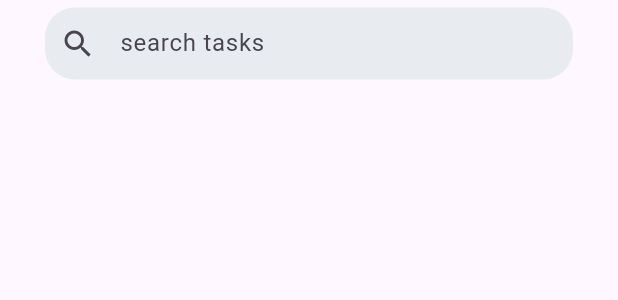
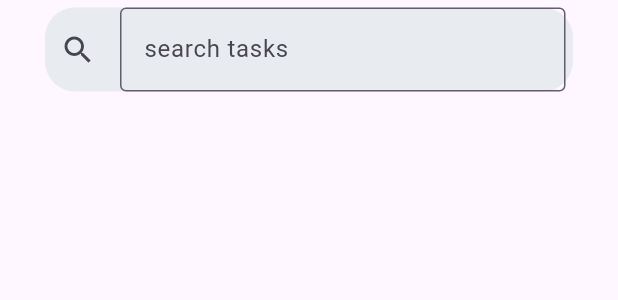
Before and after one commit to spectrox0/FlutterTemplate, a Flutter app: the AppInput widget shown alone on an empty page, opened directly, on a phone screen of 412 x 824 dp. Shown: the top 300 px of the screen. Run offline on Flutter 3.47's test engine with Material 2 defaults, Android fonts, the phone set to English and light mode, and no system bars.

Commit message:
feature: add dark and light theme , and layout

```diff
--- a/lib/main.dart
+++ b/lib/main.dart
@@ -17,7 +17,7 @@ class MyApp extends StatelessWidget {
       title: 'Flutter Demo',
       theme: lightTheme,
       darkTheme: darkTheme,
-      home: const HomePage(title: 'Flutter Demo Home Page'),
+      home: const HomePage(),
     );
   }
 }
--- a/lib/pages/home_page.dart
+++ b/lib/pages/home_page.dart
@@ -40,7 +40,8 @@ class _HomePageState extends State<HomePage> {
           // Here we take the value from the MyHomePage object that was created by
           // the App.build method, and use it to set our appbar title.
           title: Text("Home Page")),
-      body: Center(
+      body: SafeArea(
+        child: Center(
           // Center is a layout widget. It takes a single child and positions it
           // in the middle of the parent.
           child: Column(
@@ -69,6 +70,7 @@ class _HomePageState extends State<HomePage> {
             ],
           ),
         ),
+      ),
       floatingActionButton: FloatingActionButton(
         onPressed: _incrementCounter,
         tooltip: 'Increment',
--- a/lib/theme/dark_theme.dart
+++ b/lib/theme/dark_theme.dart
@@ -3,6 +3,13 @@ import 'package:flutter/material.dart';
 ThemeData darkTheme = ThemeData(
   brightness: Brightness.dark,
   useMaterial3: true,
+  appBarTheme: const AppBarTheme(
+    backgroundColor: Colors.black12,
+    foregroundColor: Colors.white,
+    elevation: 0,
+    iconTheme: IconThemeData(color: Colors.white),
+    titleTextStyle: TextStyle(color: Colors.white),
+  ),
   colorScheme: const ColorScheme.dark(
     primary: Colors.deepPurple,
     secondary: Colors.deepPurpleAccent,
--- a/lib/utils/colors.dart
+++ /dev/null
@@ -1,21 +0,0 @@
-import 'dart:ui';
-
-const lightTheme = {
-  'primary': Color(0xFFffffff),
-  'secondary': Color(0xFF4e68fd),
-  'yellow': Color(0xFFffd01f),
-  'grey': Color(0xFFd3d3d3),
-  'red': Color(0xFFff5774),
-  'text': Color(0xFF2e3056),
-  'background': Color(0xFFf5f5f5),
-};
-
-const darkTheme = {
-  'primary': Color(0xFF2e3056),
-  'secondary': Color(0xFF4e68fd),
-  'yellow': Color(0xFFffd01f),
-  'grey': Color(0xFFd3d3d3),
-  'red': Color(0xFFff5774),
-  'text': Color(0xFFffffff),
-  'background': Color(0xFF2e3056),
-};
--- a/lib/widgets/atoms/h3.dart
+++ b/lib/widgets/atoms/h3.dart
@@ -10,6 +10,8 @@ class AppH3Text extends StatelessWidget {
   @override
   Widget build(BuildContext context) => Text(text,
       style: const TextStyle(
-          color: Colors.black, fontSize: 22.0, fontWeight: FontWeight.w500),
+          color: Theme.of(context).colorScheme.primary,
+          fontSize: 22.0,
+          fontWeight: FontWeight.w500),
       textAlign: align);
 }
--- a/lib/widgets/atoms/input.dart
+++ b/lib/widgets/atoms/input.dart
@@ -18,7 +18,12 @@ class AppInput extends StatelessWidget {
           ),
           child: TextField(
             decoration: InputDecoration(
-              border: InputBorder.none,
+              enabledBorder: OutlineInputBorder(
+                  borderSide: BorderSide(
+                      color: Theme.of(context).colorScheme.secondary)),
+              focusedBorder: const OutlineInputBorder(
+                borderSide: BorderSide(color: Colors.white),
+              ),
               hintText: placeholder,
               icon: icon,
             ),
--- a/lib/widgets/organisms/header.dart
+++ b/lib/widgets/organisms/header.dart
@@ -1,5 +1,4 @@
 import 'package:flutter/material.dart';
-import '../../utils/colors.dart' as app_colors;
 import '../atoms/input.dart';
 import '../atoms/h2.dart';
 
@@ -30,11 +29,11 @@ class AppHeader extends StatelessWidget {
                 ),
               ],
             )),
-        backgroundColor: app_colors.darkTheme['primary'],
+        backgroundColor: Theme.of(context).colorScheme.primary,
         actions: <Widget>[
           IconButton(
             icon: const Icon(Icons.settings),
-            color: app_colors.darkTheme['text'],
+            color: Theme.of(context).colorScheme.secondary,
             tooltip: 'Add new entry',
             onPressed: () {/* ... */},
           ),
```
Also changed, not shown: lib/widgets/atoms/box.dart (+24 -0 lines), 3 other files. Lines whose indentation alone changed are shown as unchanged.
